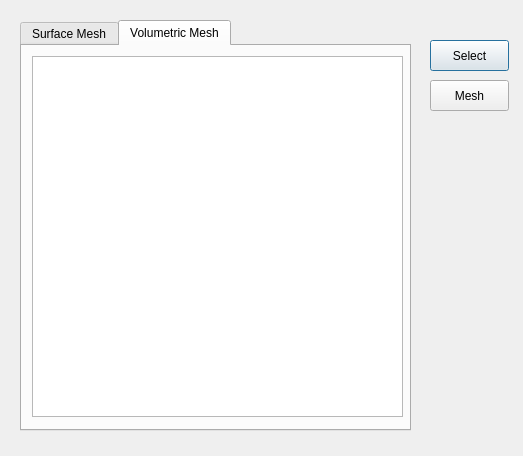
mhddany/surf2tetmeshApp, file ui/widget.ui: the form before one commit.
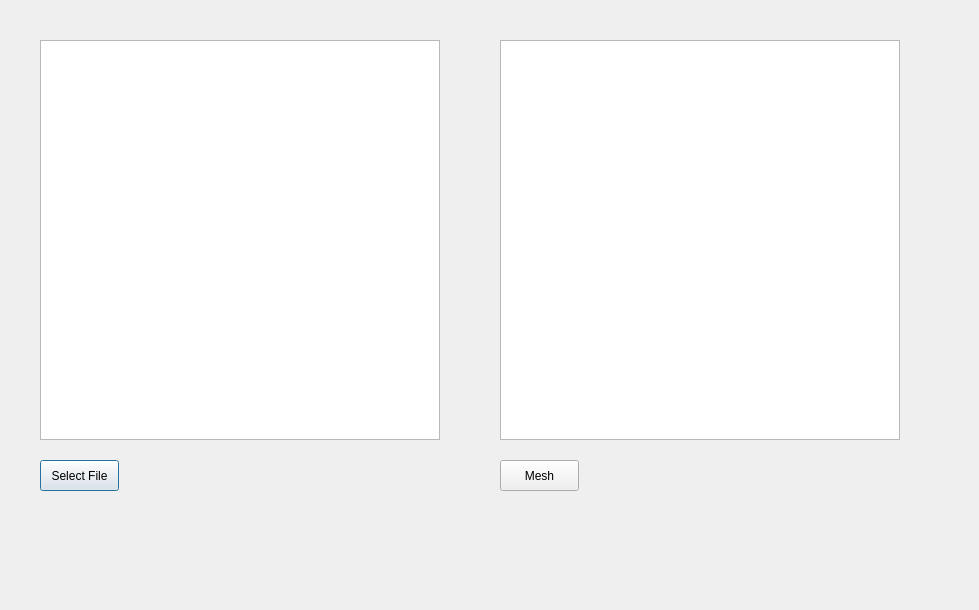
The form after the commit. Custom widgets are drawn as their Qt base class.

What changed in the file:
```diff
--- a/ui/widget.ui
+++ b/ui/widget.ui
@@ -6,8 +6,8 @@
    <rect>
     <x>0</x>
     <y>0</y>
-    <width>523</width>
-    <height>456</height>
+    <width>979</width>
+    <height>610</height>
    </rect>
   </property>
   <property name="windowTitle">
@@ -16,21 +16,21 @@
   <widget class="QPushButton" name="selectFileButton">
    <property name="geometry">
     <rect>
-     <x>430</x>
-     <y>40</y>
+     <x>40</x>
+     <y>460</y>
      <width>79</width>
      <height>31</height>
     </rect>
    </property>
    <property name="text">
-    <string>Select</string>
+    <string>Select File</string>
    </property>
   </widget>
   <widget class="QPushButton" name="generateMeshButton">
    <property name="geometry">
     <rect>
-     <x>430</x>
-     <y>80</y>
+     <x>500</x>
+     <y>460</y>
      <width>79</width>
      <height>31</height>
     </rect>
@@ -39,48 +39,28 @@
     <string>Mesh</string>
    </property>
   </widget>
-  <widget class="QTabWidget" name="plotTab">
+  <widget class="QVTKRenderWindowInteractor" name="stlView">
    <property name="geometry">
     <rect>
-     <x>20</x>
-     <y>20</y>
-     <width>391</width>
-     <height>411</height>
+     <x>40</x>
+     <y>40</y>
+     <width>400</width>
+     <height>400</height>
     </rect>
    </property>
-   <property name="currentIndex">
-    <number>1</number>
+   <property name="frameShadow">
+    <enum>QFrame::Shadow::Sunken</enum>
    </property>
-   <widget class="QWidget" name="stlTab">
-    <attribute name="title">
-     <string>Surface Mesh</string>
-    </attribute>
-    <widget class="QVTKRenderWindowInteractor" name="stlView">
-     <property name="geometry">
-      <rect>
-       <x>10</x>
-       <y>10</y>
-       <width>371</width>
-       <height>361</height>
-      </rect>
-     </property>
-    </widget>
-   </widget>
-   <widget class="QWidget" name="tetTab">
-    <attribute name="title">
-     <string>Volumetric Mesh</string>
-    </attribute>
-    <widget class="QVTKRenderWindowInteractor" name="tetView">
-     <property name="geometry">
-      <rect>
-       <x>10</x>
-       <y>10</y>
-       <width>371</width>
-       <height>361</height>
-      </rect>
-     </property>
-    </widget>
-   </widget>
+  </widget>
+  <widget class="QVTKRenderWindowInteractor" name="tetView">
+   <property name="geometry">
+    <rect>
+     <x>500</x>
+     <y>40</y>
+     <width>400</width>
+     <height>400</height>
+    </rect>
+   </property>
   </widget>
  </widget>
  <customwidgets>
```
